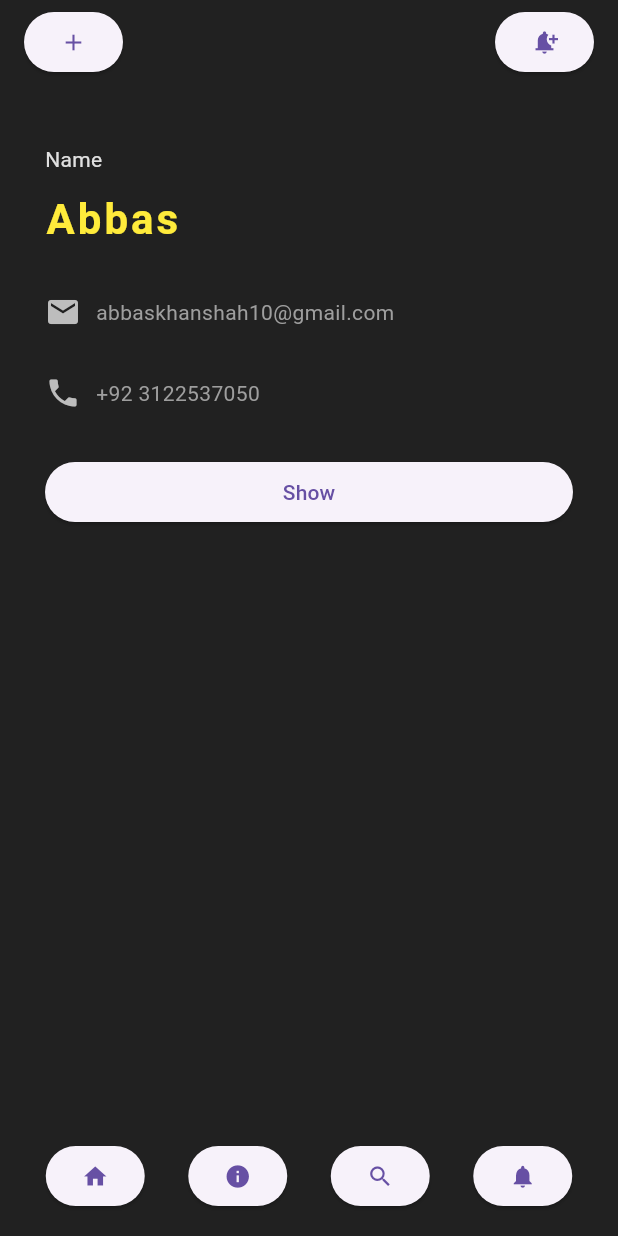
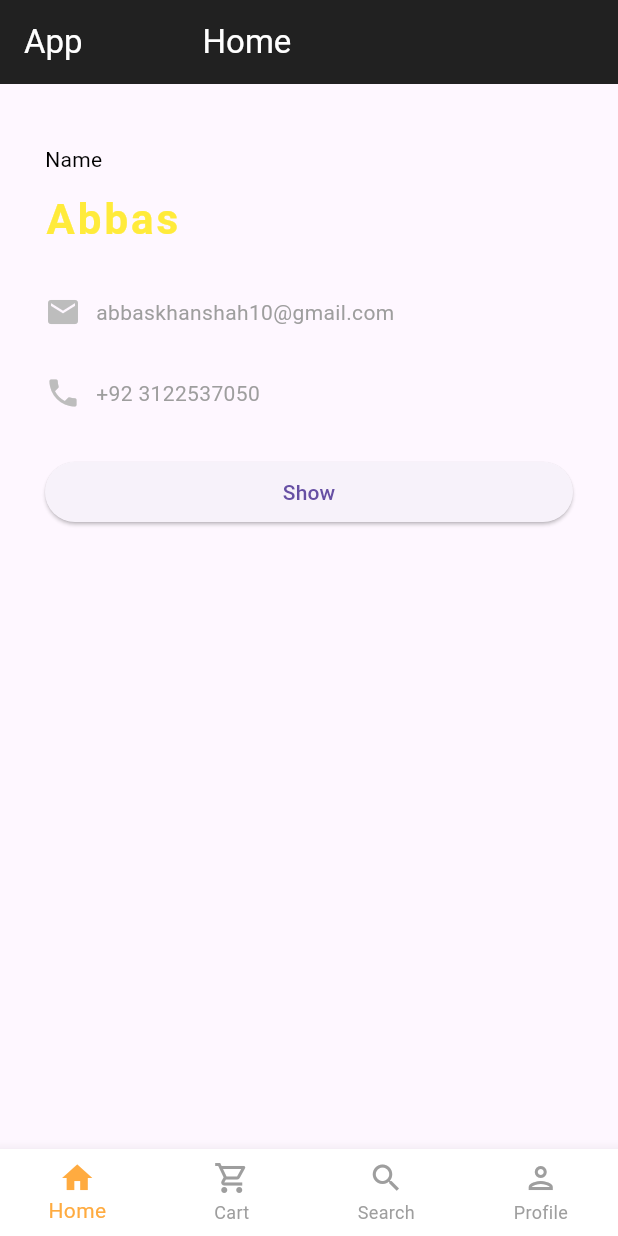
Before and after one commit to Abbas-shah10/flutter-start, a Flutter app: the screen it shows after launch, on a phone screen of 412 x 824 dp. Run offline on Flutter 3.47's test engine with Material 3 defaults, Android fonts, the phone set to English and light mode, and no system bars.

Commit message:
refactor: update navigation structure and add new screens
- Replaced Footer widget with BottomNavigationBar for improved navigation.
- Added CartScreen and SearchScreen for better app functionality.
- Updated Navbar to display dynamic titles based on the selected tab.
- Refactored HomePage to manage navigation state and display content accordingly.

```diff
--- a/lib/components/bottom_navigation.dart
+++ b/lib/components/bottom_navigation.dart
@@ -1,22 +1,51 @@
 import 'package:flutter/material.dart';
 
 class Footer extends StatelessWidget {
-  const Footer({super.key});
+  final currentIndex;
+  final void Function(int)  onTap;
+
+  const Footer({
+    super.key,
+    required this.currentIndex,
+    required this.onTap,
+  });
 
   @override
   Widget build(BuildContext context) {
-    return BottomAppBar(
-      color: Colors.grey[900],
-      child: Row(
-        mainAxisAlignment: MainAxisAlignment.spaceAround,
-        children: [
-          ElevatedButton(onPressed: () {}, child: Icon(Icons.home)),
-          ElevatedButton(onPressed: () {}, child: Icon(Icons.info)),
-          ElevatedButton(onPressed: () {}, child: Icon(Icons.search)),
-          ElevatedButton(onPressed: () {}, child: Icon(Icons.notifications)),
+    return BottomNavigationBar(
+      currentIndex: currentIndex,
+      onTap: onTap,
 
-        ],
-      ),
+      // Active tab: orange to match the app theme
+      selectedItemColor: Colors.orangeAccent,
+      unselectedItemColor: Colors.grey,
+      backgroundColor: Colors.white,
+
+      // 'fixed' means labels always visible (not hidden when inactive)
+      type: BottomNavigationBarType.fixed,
+
+      items: const [
+        BottomNavigationBarItem(
+          icon: Icon(Icons.home_outlined),
+          activeIcon: Icon(Icons.home),
+          label: 'Home',
+        ),
+        BottomNavigationBarItem(
+          icon: Icon(Icons.shopping_cart_outlined),
+          activeIcon: Icon(Icons.shopping_cart),
+          label: 'Cart',
+        ),
+        BottomNavigationBarItem(
+          icon: Icon(Icons.search_outlined),
+          activeIcon: Icon(Icons.search),
+          label: 'Search',
+        ),
+        BottomNavigationBarItem(
+          icon: Icon(Icons.person_outlined),
+          activeIcon: Icon(Icons.person),
+          label: 'Profile',
+        ),
+      ],
     );
   }
 }
--- a/lib/components/navbar.dart
+++ b/lib/components/navbar.dart
@@ -1,7 +1,8 @@
 import 'package:flutter/material.dart';
 
 class Navbar extends StatelessWidget implements PreferredSizeWidget {
-  const Navbar({super.key});
+  final String titles;
+  const Navbar({super.key, required this.titles});
 
   @override
   Size get preferredSize => const Size.fromHeight(kToolbarHeight);
@@ -11,16 +12,18 @@ class Navbar extends StatelessWidget implements PreferredSizeWidget {
     return Scaffold(
       appBar: AppBar(
         backgroundColor: Colors.grey[900],
+        foregroundColor: Colors.white,
         titleSpacing: 0,
-        title: Padding(padding: const EdgeInsets.symmetric(horizontal: 16.0),
-        child: Row(
-          mainAxisAlignment: MainAxisAlignment.spaceBetween,
-          children: [
-            ElevatedButton(onPressed: () {}, child: Icon(Icons.add)),
-            ElevatedButton(onPressed: () {}, child: Icon(Icons.notification_add)),
-          ],
+        title: Padding(
+          padding: const EdgeInsets.symmetric(horizontal: 16.0),
+          child: Row(
+            children: [
+              Text("App"),
+              SizedBox(width: 80,),
+              Text("$titles")
+            ],
+          ),
         ),
-      ),
       ),
     );
   }
--- a/lib/main.dart
+++ b/lib/main.dart
@@ -5,4 +5,4 @@ import "package:flutter_start/screens/splash.dart";
 void main() => runApp(const MaterialApp(
   debugShowCheckedModeBanner: false,
   home: SplashScreen()
-  ));
+));
--- /dev/null
+++ b/lib/screens/cart.dart
@@ -0,0 +1,14 @@
+import 'package:flutter/material.dart';
+
+class CartScreen extends StatelessWidget {
+  const CartScreen({super.key});
+
+  @override
+  Widget build(BuildContext context) {
+    return Scaffold(
+      body: Center(
+        child: Text("Cart Screen"),
+      ),
+    );
+  }
+}
--- a/lib/screens/home.dart
+++ b/lib/screens/home.dart
@@ -1,7 +1,9 @@
 import 'package:flutter/material.dart';
 import 'package:flutter_start/components/bottom_navigation.dart';
 import 'package:flutter_start/components/navbar.dart';
+import 'package:flutter_start/screens/cart.dart';
 import 'package:flutter_start/screens/profile.dart';
+import 'package:flutter_start/screens/search.dart';
 
 class HomePage extends StatefulWidget {
   const HomePage({super.key});
@@ -11,17 +13,47 @@ class HomePage extends StatefulWidget {
 }
 
 class _HomePageState extends State<HomePage> {
+  int _currentIndex = 0;
+
+  final List<String> _titles = ['Home', 'Cart', 'Search'];
+
+  final List<Widget> _screens = [const HomeContent(), const CartScreen(), const SearchScreen()];
   @override
   Widget build(BuildContext context) {
     return Scaffold(
-      backgroundColor: Colors.grey[900],
-      appBar: Navbar(),
-      body: Padding(
+      appBar: Navbar(titles: _titles[_currentIndex],),
+      body: IndexedStack(index: _currentIndex, children: _screens),
+      bottomNavigationBar: Footer(
+        currentIndex: _currentIndex,
+        onTap: (index) {
+          setState(() {
+            _currentIndex = index;
+          });
+        },
+      ),
+    );
+  }
+}
+
+class HomeContent extends StatefulWidget {
+  const HomeContent({super.key});
+
+  @override
+  State<HomeContent> createState() => _HomeContentState();
+}
+
+class _HomeContentState extends State<HomeContent> {
+  @override
+  Widget build(BuildContext context) {
+    return SingleChildScrollView(
+      child: Column(
+        children: [
+          Padding(
             padding: const EdgeInsets.fromLTRB(30.0, 40.0, 30.0, 0.0),
             child: Column(
               crossAxisAlignment: CrossAxisAlignment.start,
               children: [
-            Text("Name", style: TextStyle(color: Colors.grey[300])),
+                Text("Name", style: TextStyle(color: Colors.black)),
                 SizedBox(height: 10.0),
                 Text(
                   "Abbas",
@@ -61,7 +93,9 @@ class _HomePageState extends State<HomePage> {
                     onPressed: () {
                       Navigator.push(
                         context,
-                    MaterialPageRoute(builder: (context) => MyProfile(name: "Abbas")),
+                        MaterialPageRoute(
+                          builder: (context) => MyProfile(name: "Abbas"),
+                        ),
                       );
                     },
                     child: Text("Show"),
@@ -70,7 +104,8 @@ class _HomePageState extends State<HomePage> {
               ],
             ),
           ),
-      bottomNavigationBar:  Footer(),
+        ],
+      ),
     );
   }
 }
--- /dev/null
+++ b/lib/screens/search.dart
@@ -0,0 +1,14 @@
+import 'package:flutter/material.dart';
+
+class SearchScreen extends StatelessWidget {
+  const SearchScreen({super.key});
+
+  @override
+  Widget build(BuildContext context) {
+    return Scaffold(
+      body: Center(
+        child: Text("Search Screen"),
+      ),
+    );
+  }
+}
```
Lines whose indentation alone changed are shown as unchanged.
